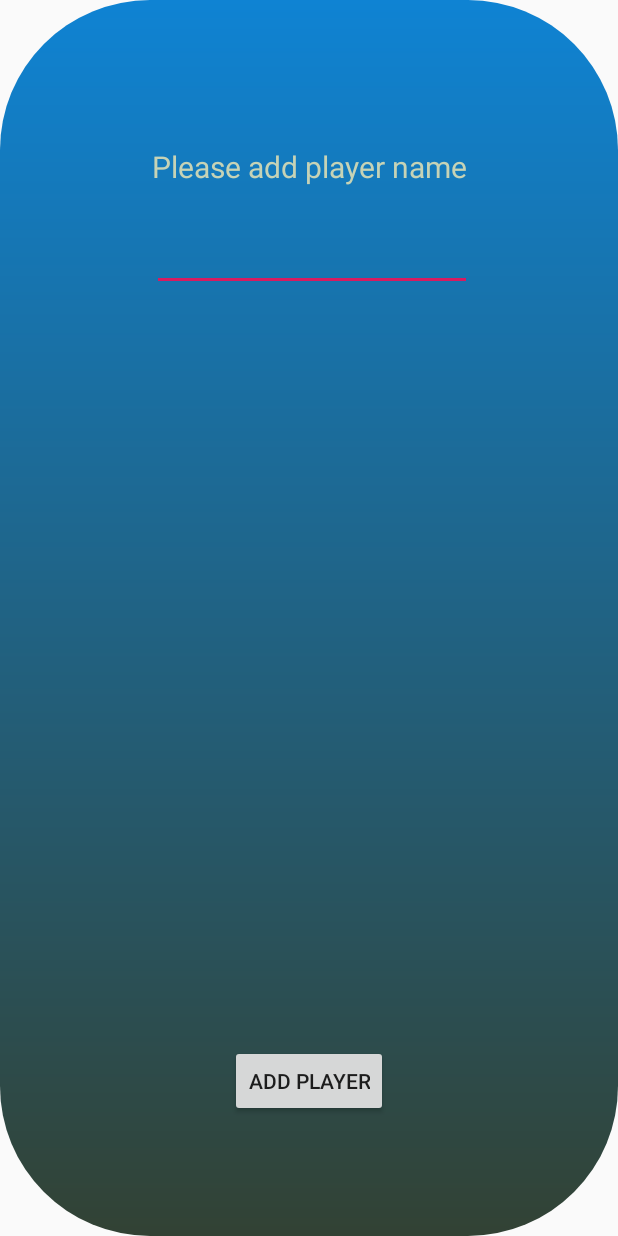
After one commit to Shuhab-Siddigi/AndriodGame, an Android app: the layout activity_pop_up.xml on its own in the app's theme, with its tools: preview values and no code run, on a phone screen of 412 x 824 dp. The commit adds this screen. Run offline under Robolectric (Android 15) with nearby library versions, the phone set to English and light mode, and no system bars.

Commit message:
Added Pop menu for the game on start

```diff
--- a/app/src/main/AndroidManifest.xml
+++ b/app/src/main/AndroidManifest.xml
@@ -9,6 +9,9 @@
         android:roundIcon="@mipmap/ic_launcher_round"
         android:supportsRtl="true"
         android:theme="@style/AppTheme">
+        <activity android:name=".PopUpActivity"
+            android:theme="@style/AppTheme.PopMe"
+            ></activity>
         <activity android:name=".Game" />
         <activity android:name=".HighScore" />
         <activity android:name=".Credits" />
--- a/app/src/main/java/dk/dtu/mitprojektarkiv/FrontPage.java
+++ b/app/src/main/java/dk/dtu/mitprojektarkiv/FrontPage.java
@@ -61,8 +61,9 @@ public class FrontPage extends AppCompatActivity implements View.OnClickListener
     public void onClick(View view) {
         if (view != null) {
             if (view == startGameBtn) {
+
                 startGameBtn.setText("Lets GO!");
-                Intent i = new Intent(this, Game.class);
+                Intent i = new Intent(getApplicationContext(), PopUpActivity.class);
                 startActivity(i);
             } else if (view == highScoreBtn) {
                 Intent i = new Intent(this, HighScore.class);
--- /dev/null
+++ b/app/src/main/java/dk/dtu/mitprojektarkiv/PopUpActivity.java
@@ -0,0 +1,65 @@
+package dk.dtu.mitprojektarkiv;
+
+import androidx.appcompat.app.AppCompatActivity;
+
+import android.content.Intent;
+import android.os.Bundle;
+import android.util.DisplayMetrics;
+import android.util.Log;
+import android.view.Gravity;
+import android.view.View;
+import android.view.Window;
+import android.view.WindowManager;
+import android.widget.Button;
+
+public class PopUpActivity extends AppCompatActivity implements View.OnClickListener {
+
+    private static final String TAG = "Pop Up Activity ";
+
+    // Properties
+    Button playGame;
+
+
+
+    @Override
+    protected void onCreate(Bundle savedInstanceState) {
+        super.onCreate(savedInstanceState);
+        setContentView(R.layout.activity_pop_up);
+
+        DisplayMetrics displayMetrics = new DisplayMetrics();
+        getWindowManager().getDefaultDisplay().getMetrics(displayMetrics);
+
+        int popUpWidth = displayMetrics.widthPixels;
+        int popUpHeigth = displayMetrics.heightPixels;
+
+        getWindow().setLayout((int)(popUpWidth*.8),(int)(popUpHeigth*.7));
+
+        WindowManager.LayoutParams params = getWindow().getAttributes();
+
+        params.gravity = Gravity.CENTER;
+        params.x = 0;
+        params.y = -20;
+
+        getWindow().setAttributes(params);
+
+        playGame = (Button) findViewById(R.id.addPlayerBtn);
+
+        // Button Listener
+        playGame.setOnClickListener(this);
+
+
+    }
+
+    @Override
+    public void onClick(View view) {
+        if (view != null){
+            if ( view == playGame){
+                Intent i = new Intent(this, Game.class);
+                startActivity(i);
+            }
+        }
+        else {
+            Log.e(TAG,"There was Something wrong changing from Pop Up Activity");
+        }
+    }
+}
--- /dev/null
+++ b/app/src/main/res/drawable/popup_backgroundcolor.xml
@@ -0,0 +1,12 @@
+<?xml version="1.0" encoding="utf-8"?>
+<shape xmlns:android="http://schemas.android.com/apk/res/android">
+
+    <gradient
+        android:startColor="#0F83D3"
+        android:endColor="#324234"
+        android:angle="270"
+        />
+    <corners
+        android:radius="100dp"
+        />
+</shape>
--- /dev/null
+++ b/app/src/main/res/layout-v26/activity_pop_up.xml
@@ -0,0 +1,43 @@
+<?xml version="1.0" encoding="utf-8"?>
+<androidx.constraintlayout.widget.ConstraintLayout xmlns:android="http://schemas.android.com/apk/res/android"
+    xmlns:app="http://schemas.android.com/apk/res-auto"
+    xmlns:tools="http://schemas.android.com/tools"
+    android:layout_width="match_parent"
+    android:layout_height="match_parent"
+    android:background="@drawable/popup_backgroundcolor"
+    tools:context=".PopUpActivity">
+
+    <Button
+        android:id="@+id/addPlayerBtn"
+        android:layout_width="wrap_content"
+        android:layout_height="wrap_content"
+        android:layout_marginBottom="79dp"
+        android:text="@string/addPlayer"
+        app:layout_constraintBottom_toBottomOf="parent"
+        app:layout_constraintEnd_toEndOf="parent"
+        app:layout_constraintStart_toStartOf="parent" />
+
+    <EditText
+        android:id="@+id/editText2"
+        android:layout_width="wrap_content"
+        android:layout_height="wrap_content"
+        android:layout_marginTop="24dp"
+        android:ems="10"
+        android:gravity="start|top"
+        android:inputType="textMultiLine"
+        app:layout_constraintStart_toStartOf="@+id/pleaseAddPlayer"
+        app:layout_constraintTop_toBottomOf="@+id/pleaseAddPlayer"
+        android:autofillHints="" />
+
+    <TextView
+        android:id="@+id/pleaseAddPlayer"
+        android:layout_width="wrap_content"
+        android:layout_height="wrap_content"
+        android:layout_marginTop="97dp"
+        android:text="@string/addPlayerTitle"
+        android:textColor="#C6D3B6"
+        android:textSize="20sp"
+        app:layout_constraintEnd_toEndOf="parent"
+        app:layout_constraintStart_toStartOf="parent"
+        app:layout_constraintTop_toTopOf="parent" />
+</androidx.constraintlayout.widget.ConstraintLayout>
--- /dev/null
+++ b/app/src/main/res/layout/activity_pop_up.xml
@@ -0,0 +1,43 @@
+<?xml version="1.0" encoding="utf-8"?>
+<androidx.constraintlayout.widget.ConstraintLayout xmlns:android="http://schemas.android.com/apk/res/android"
+    xmlns:app="http://schemas.android.com/apk/res-auto"
+    xmlns:tools="http://schemas.android.com/tools"
+    android:layout_width="match_parent"
+    android:layout_height="match_parent"
+    android:background="@drawable/popup_backgroundcolor"
+    tools:context=".PopUpActivity">
+
+    <Button
+        android:id="@+id/addPlayerBtn"
+        android:layout_width="wrap_content"
+        android:layout_height="wrap_content"
+        android:layout_marginBottom="79dp"
+        android:text="@string/addPlayer"
+        app:layout_constraintBottom_toBottomOf="parent"
+        app:layout_constraintEnd_toEndOf="parent"
+        app:layout_constraintStart_toStartOf="parent" />
+
+    <EditText
+        android:id="@+id/editText2"
+        android:layout_width="wrap_content"
+        android:layout_height="wrap_content"
+        android:layout_marginTop="24dp"
+        android:ems="10"
+        android:gravity="start|top"
+        android:inputType="textMultiLine"
+        app:layout_constraintStart_toStartOf="@+id/pleaseAddPlayer"
+        app:layout_constraintTop_toBottomOf="@+id/pleaseAddPlayer"
+        android:autofillHints="" />
+
+    <TextView
+        android:id="@+id/pleaseAddPlayer"
+        android:layout_width="wrap_content"
+        android:layout_height="wrap_content"
+        android:layout_marginTop="97dp"
+        android:text="@string/addPlayerTitle"
+        android:textColor="#C6D3B6"
+        android:textSize="20sp"
+        app:layout_constraintEnd_toEndOf="parent"
+        app:layout_constraintStart_toStartOf="parent"
+        app:layout_constraintTop_toTopOf="parent" />
+</androidx.constraintlayout.widget.ConstraintLayout>
--- a/app/src/main/res/values/strings.xml
+++ b/app/src/main/res/values/strings.xml
@@ -15,6 +15,8 @@
     <string name="editPlayer"></string>
     <string name="editPoints"></string>
     <string name="editId"></string>
+    <string name="addPlayer">Add Player</string>
+    <string name="addPlayerTitle">Please add player name</string>
     <string name="loremIpSum">Lorem ipsum dolor sit amet, consectetur adipiscing elit, sed do eiusmod tempor incididunt ut labore et dolore magna aliqua. Phasellus faucibus scelerisque eleifend donec pretium vulputate sapien nec sagittis. Habitant morbi tristique senectus et netus et malesuada fames. Aliquet bibendum enim facilisis gravida neque convallis a cras. Et ligula ullamcorper malesuada proin. Auctor augue mauris augue neque gravida in fermentum et. Neque ornare aenean euismod elementum nisi quis eleifend quam adipiscing. Nisl nunc mi ipsum faucibus. Viverra tellus in hac habitasse platea dictumst. Arcu cursus vitae congue mauris rhoncus aenean vel elit scelerisque. Ultrices gravida dictum fusce ut placerat orci nulla pellentesque dignissim. Eu tincidunt tortor aliquam nulla facilisi cras. Morbi leo urna molestie at elementum eu facilisis sed.
 Varius morbi enim nunc faucibus. Montes nascetur ridiculus mus mauris vitae ultricies. Nulla at volutpat diam ut venenatis. Eget egestas purus viverra accumsan in nisl nisi. Eu tincidunt tortor aliquam nulla facilisi cras. Platea dictumst vestibulum rhoncus est pellentesque elit. Purus semper eget duis at tellus at. Quis viverra nibh cras pulvinar mattis nunc sed blandit libero. Maecenas sed enim ut sem viverra aliquet eget. Aenean vel elit scelerisque mauris pellentesque pulvinar pellentesque habitant. Netus et malesuada fames ac. Dolor sit amet consectetur adipiscing elit. Amet justo donec enim diam vulputate ut pharetra. Iaculis urna id volutpat lacus. Pellentesque eu tincidunt tortor aliquam nulla facilisi cras. Malesuada bibendum arcu vitae elementum curabitur vitae. Porta lorem mollis aliquam ut porttitor leo a diam sollicitudin. Ac orci phasellus egestas tellus rutrum.
     </string>
--- a/app/src/main/res/values/styles.xml
+++ b/app/src/main/res/values/styles.xml
@@ -8,4 +8,12 @@
         <item name="colorAccent">@color/colorAccent</item>
     </style>
 
+    <style name="AppTheme.PopMe">
+
+    <item name="android:windowIsTranslucent">true</item>
+        <item name="android:windowCloseOnTouchOutside">true</item>
+        <item name="windowNoTitle">true</item>
+        <item name="android:windowNoTitle">true</item>
+    </style>
+
 </resources>
```
